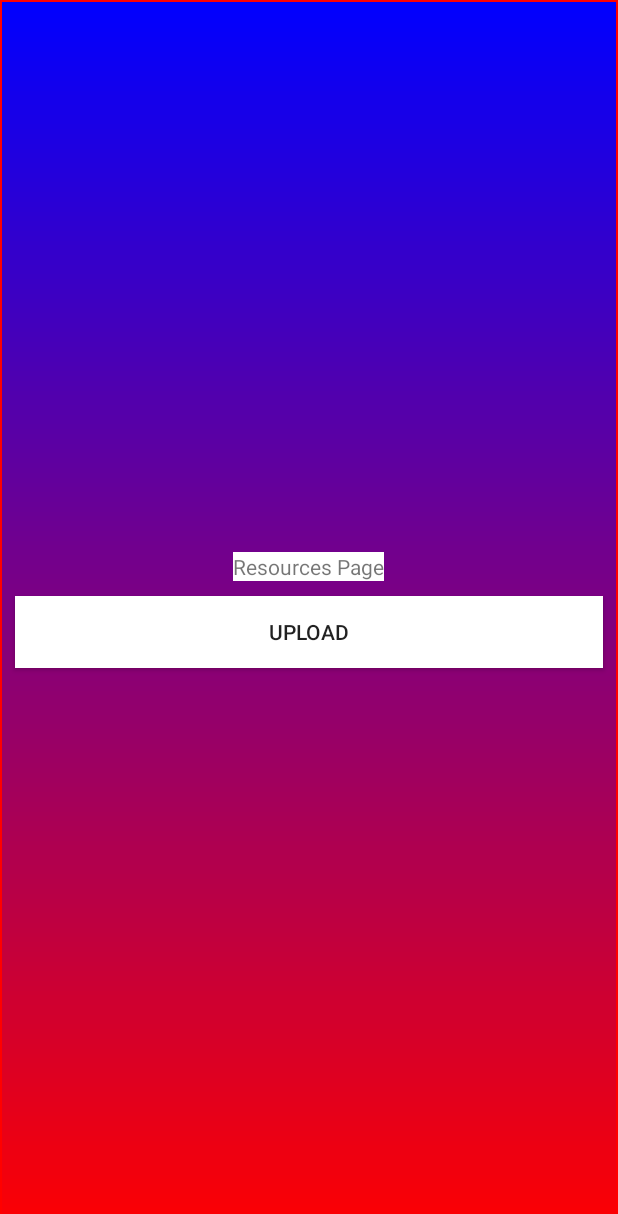
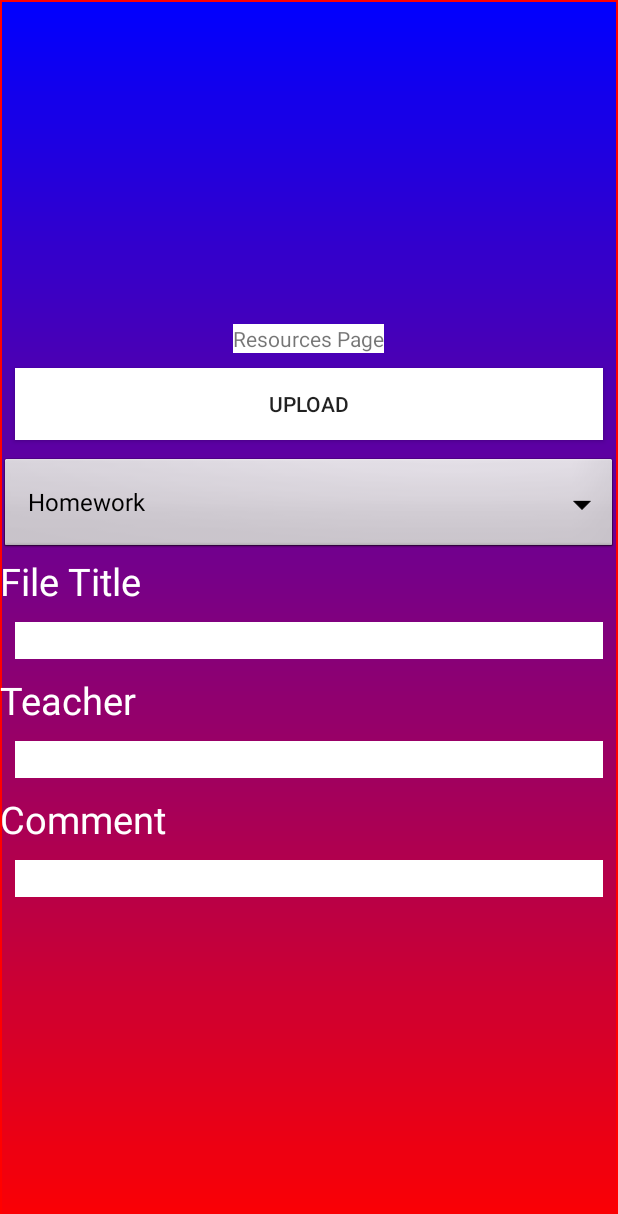
Before and after one commit to FinesseApp/FinesseU, an Android app: the ResourcesActivity screen opened directly, with no data from a screen before it, on a phone screen of 412 x 824 dp. Shown: the top 1214 px of the screen. Run offline under Robolectric (Android 15) with nearby library versions, the phone set to English and light mode, and no system bars.

Commit message:
Intents Passed To Upload

```diff
--- a/app/src/main/java/com/osalaam/immersionproj2/MainActivity.java
+++ b/app/src/main/java/com/osalaam/immersionproj2/MainActivity.java
@@ -68,7 +68,7 @@ public class MainActivity extends AppCompatActivity implements View.OnClickListe
             return;
         }
 
-        //if it is not empty,progressdialog comes once they signup
+        //if it is not empty,progress dialog comes once they signup
 
         mProgressdialog.setMessage("Signing Up");
         mProgressdialog.show();
--- a/app/src/main/java/com/osalaam/immersionproj2/ResourcesActivity.java
+++ b/app/src/main/java/com/osalaam/immersionproj2/ResourcesActivity.java
@@ -5,12 +5,22 @@ import android.os.Bundle;
 import android.support.v7.app.AppCompatActivity;
 import android.util.Log;
 import android.view.View;
+import android.widget.AdapterView;
+import android.widget.ArrayAdapter;
 import android.widget.Button;
+import android.widget.EditText;
+import android.widget.Spinner;
 
 public class ResourcesActivity extends AppCompatActivity {
 
     Button mUpload;
-    String className;
+    String className = "";
+    String fileTitle = "";
+    String teacherName = "";
+    String fileComment = "";
+    String fileType = "";
+
+//The fuck move all of these to UploadAbleActivity...this should be able to display a list of resources
     @Override
     protected void onCreate(Bundle savedInstanceState) {
         super.onCreate(savedInstanceState);
@@ -18,14 +28,52 @@ public class ResourcesActivity extends AppCompatActivity {
 
         className = getIntent().getStringExtra("class_name");
 
+        final EditText mGetFileTitle = (EditText) findViewById(R.id.getfiletitle);
+
+        final EditText mGetTeacher = (EditText) findViewById(R.id.getteacher);
+
+        final EditText mGetComment = (EditText) findViewById(R.id.getcomment);
+
+//get the spinner from the xml.
+        final Spinner dropdown = (Spinner)findViewById(R.id.spinner1);
+//create a list of items for the spinner.
+        String[] items = new String[]{"Homework", "Text Book", "Exams"};
+//There are multiple variations of this, but this is the basic variant.
+        ArrayAdapter<String> adapter = new ArrayAdapter<String>(this, android.R.layout.simple_spinner_dropdown_item, items);
+//set the spinners adapter to the previously created one.
+        dropdown.setAdapter(adapter);
+        dropdown.setOnItemSelectedListener(new AdapterView.OnItemSelectedListener() {
+            @Override
+            public void onItemSelected(AdapterView<?> parent, View view,
+                                       int position, long id)
+            {
+                fileType = (String) parent.getItemAtPosition(position);
+            }
+
+            @Override
+            public void onNothingSelected(AdapterView<?> parent) {
+                // TODO Auto-generated method stub
+            }
+        });
+
+
         mUpload = (Button) findViewById(R.id.uploading);
-        Log.i("CLASS-----------", className);
-
         mUpload.setOnClickListener(new View.OnClickListener(){
             @Override
             public void onClick(View view){
+
+                fileTitle = mGetFileTitle.getText().toString(); //encodes edit text texts as intents
+                teacherName = mGetTeacher.getText().toString();
+                fileComment = mGetComment.getText().toString();
+
+
                 Intent intent = new Intent(ResourcesActivity.this, UploadableActivity.class);
                 intent.putExtra("class_title", className);
+                intent.putExtra("file_title", fileTitle);
+                intent.putExtra("teacher_name", teacherName);
+                intent.putExtra("file_comment", fileComment);
+                intent.putExtra("file_type", fileType);
+
                 startActivity(intent);
             }
         });
--- a/app/src/main/res/layout/activity_resources.xml
+++ b/app/src/main/res/layout/activity_resources.xml
@@ -23,5 +23,63 @@
         android:elevation="4dp"
         android:background="#FFFFFF">
     </Button>
+    <Spinner
+        android:id="@+id/spinner1"
+        android:layout_width="match_parent"
+        android:layout_height="wrap_content"
+        android:background="@android:drawable/btn_dropdown"
+        android:spinnerMode="dropdown" />
+
+
+    <TextView
+        android:layout_width="wrap_content"
+        android:layout_height="wrap_content"
+        android:layout_gravity="start"
+        android:text="@string/file_title"
+        android:textSize="25dp"
+        android:textColor="#FFFFFF"
+        />
+    <EditText
+        android:layout_width="match_parent"
+        android:layout_height="wrap_content"
+        android:layout_margin="10dp"
+        android:background="#FFFFFF"
+        android:id="@+id/getfiletitle"/>
+
+
+    <TextView
+        android:layout_width="wrap_content"
+        android:layout_height="wrap_content"
+        android:layout_gravity="start"
+        android:text="@string/teacher"
+        android:textSize="25dp"
+        android:textColor="#FFFFFF"
+        />
+    <EditText
+        android:layout_width="match_parent"
+        android:layout_height="wrap_content"
+        android:layout_margin="10dp"
+        android:background="#FFFFFF"
+        android:id="@+id/getteacher"/>
+
+
+    <TextView
+        android:layout_width="wrap_content"
+        android:layout_height="wrap_content"
+        android:layout_gravity="start"
+        android:text="@string/comment"
+        android:textSize="25dp"
+        android:textColor="#FFFFFF"
+        />
+    <EditText
+        android:layout_width="match_parent"
+        android:layout_height="wrap_content"
+        android:layout_margin="10dp"
+        android:background="#FFFFFF"
+        android:id="@+id/getcomment"/>
+
+
+
+
 
 </LinearLayout>
--- a/app/src/main/res/values/strings.xml
+++ b/app/src/main/res/values/strings.xml
@@ -3,4 +3,9 @@
     <string name="class_button">GO TO CLASSES</string>
     <string name="search_hint">Search for a specific class</string>
     <string name="app_label">Finesse</string>
+
+    <string name="file_title">File Title</string>
+    <string name="teacher">Teacher</string>
+    <string name="comment">Comment</string>
+    <string name="filepath">Local Filepath</string>
 </resources>
```
Also changed, not shown: app/src/main/java/com/osalaam/immersionproj2/ResourceObj.java (+6 -6 lines), app/src/main/java/com/osalaam/immersionproj2/SearchableActivity.java (+16 -9 lines), app/src/main/java/com/osalaam/immersionproj2/UploadableActivity.java (+13 -51 lines).
